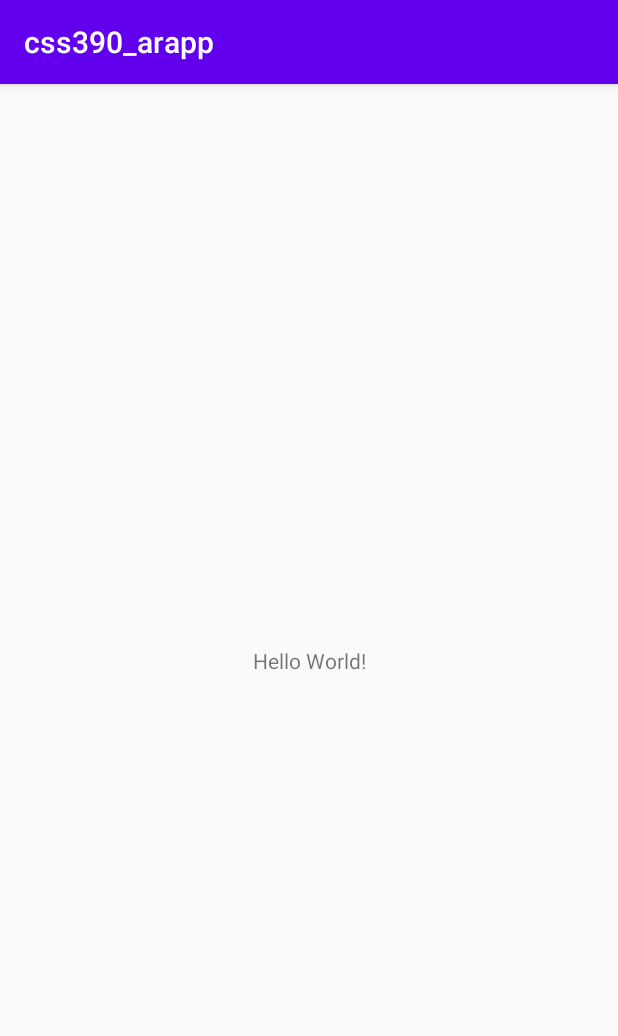
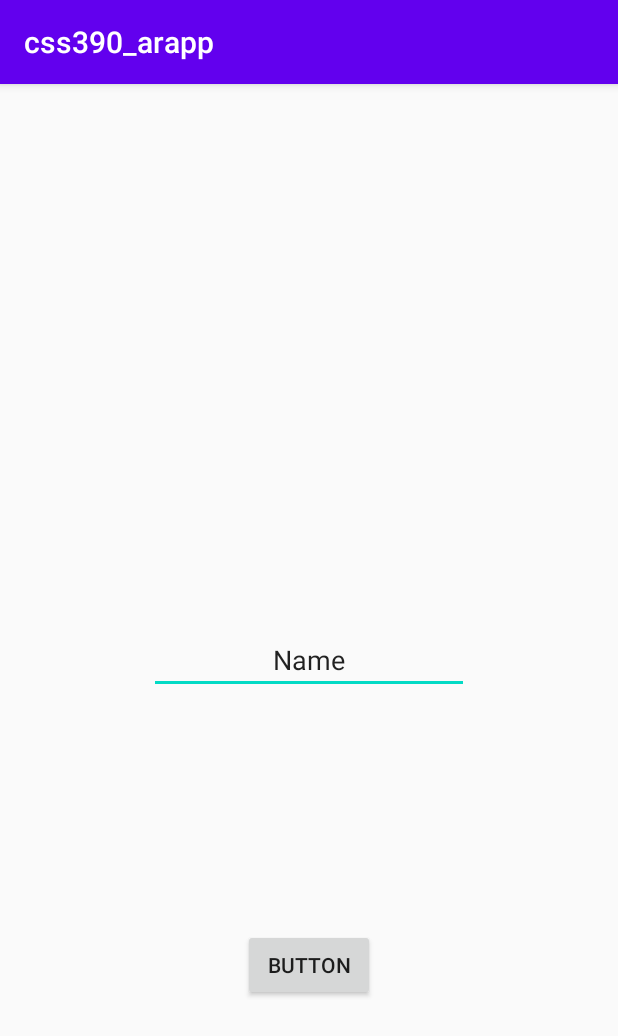
Before and after one commit to Teabeans/css390_arapp, an Android app: the screen it shows after launch (MainActivity), on a phone screen of 412 x 824 dp. Shown: the top 1036 px of the screen. Run offline under Robolectric (Android 15) with nearby library versions, the phone set to English and light mode, and no system bars.

Commit message:
Addition of login screen, fields, and login button.

```diff
--- a/app/src/main/java/com/example/css390_arapp/MainActivity.kt
+++ b/app/src/main/java/com/example/css390_arapp/MainActivity.kt
@@ -1,7 +1,7 @@
 package com.example.css390_arapp
 
+import android.os.Bundle
 import androidx.appcompat.app.AppCompatActivity
-import android.os.Bundle
 
 class MainActivity : AppCompatActivity() {
     override fun onCreate(savedInstanceState: Bundle?) {
--- a/app/src/main/res/layout/activity_main.xml
+++ b/app/src/main/res/layout/activity_main.xml
@@ -6,13 +6,27 @@
     android:layout_height="match_parent"
     tools:context=".MainActivity">
 
-    <TextView
+    <EditText
+        android:id="@+id/editTextTextPersonName"
         android:layout_width="wrap_content"
         android:layout_height="wrap_content"
-        android:text="Hello World!"
+        android:ems="10"
+        android:hint="USERNAME"
+        android:inputType="textPersonName"
+        android:text="Name"
+        android:textAlignment="center"
         app:layout_constraintBottom_toBottomOf="parent"
-        app:layout_constraintLeft_toLeftOf="parent"
-        app:layout_constraintRight_toRightOf="parent"
+        app:layout_constraintEnd_toEndOf="parent"
+        app:layout_constraintStart_toStartOf="parent"
         app:layout_constraintTop_toTopOf="parent" />
 
+    <Button
+        android:id="@+id/button3"
+        android:layout_width="wrap_content"
+        android:layout_height="wrap_content"
+        android:text="Button"
+        app:layout_constraintBottom_toBottomOf="parent"
+        app:layout_constraintEnd_toEndOf="parent"
+        app:layout_constraintStart_toStartOf="parent"
+        app:layout_constraintTop_toBottomOf="@+id/editTextTextPersonName" />
 </androidx.constraintlayout.widget.ConstraintLayout>
--- a/app/src/main/res/values/strings.xml
+++ b/app/src/main/res/values/strings.xml
@@ -1,3 +1,6 @@
 <resources>
     <string name="app_name">css390_arapp</string>
+    <string name="username">USERNAME</string>
+    <string name="login">LOGIN</string>
+    <string name="textview">TextView</string>
 </resources>
```
Also changed, not shown: 2 other files.
